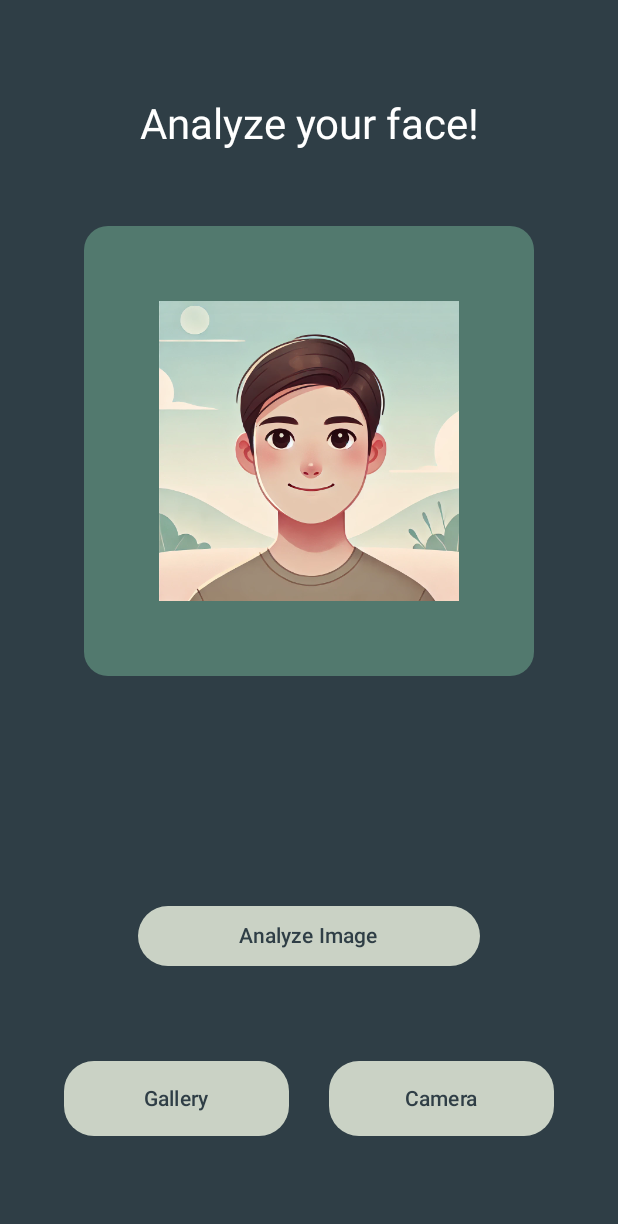
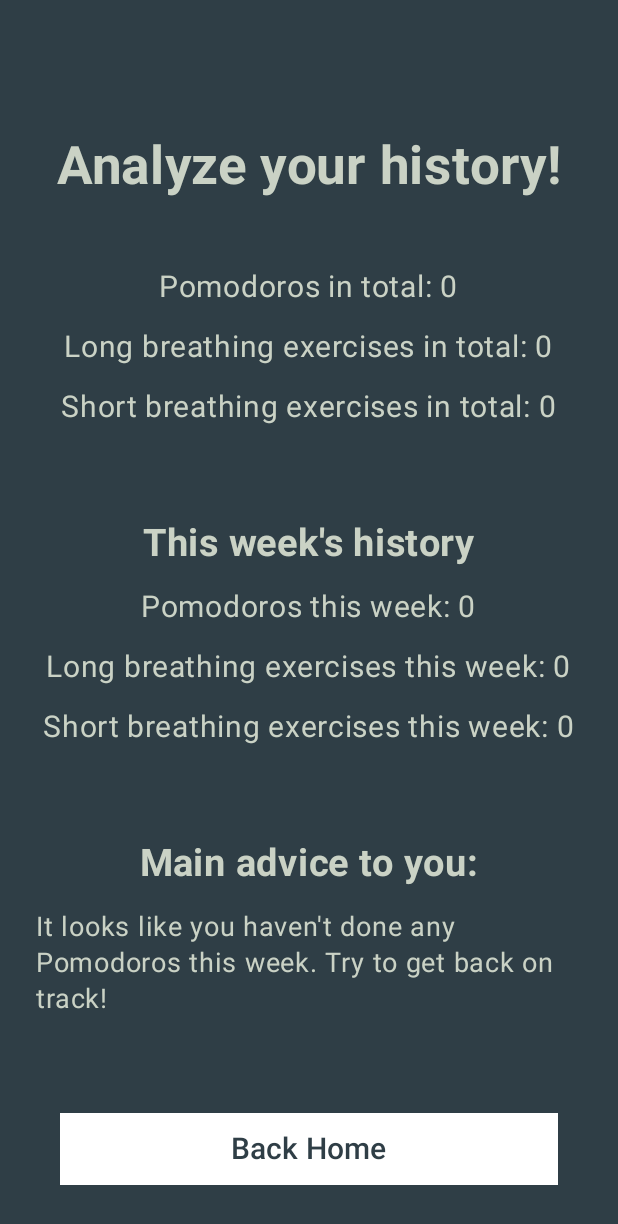
Before and after one commit to lukaszdoesthecode/PomodoroApp, an Android app built with Jetpack Compose: the HomeActivity screen opened directly, with no data from a screen before it, after a tap on "Data Analysis", on a phone screen of 412 x 824 dp. Shown: the top 1224 px of the screen. Run offline under Robolectric (Android 15) with nearby library versions, the phone set to English and light mode, and no system bars; our stand-ins replace Firebase (no records; nobody signed in at launch, a user with empty details on screens opened directly), livedata-compose.

Commit message:
History Analysis

```diff
--- a/app/src/main/AndroidManifest.xml
+++ b/app/src/main/AndroidManifest.xml
@@ -26,7 +26,7 @@
             android:name=".functionality.auth.ui.SignUpActivity"
             android:exported="false" />
         <activity
-            android:name=".functionality.auth.ui.FollowUpActivity"
+            android:name=".functionality.historyanalysis.ui.UserHistoryActivity"
             android:exported="false" />
         <activity
             android:name=".functionality.auth.ui.LoginActivity"
--- a/app/src/main/java/com/example/pomodojo/functionality/dashboard/screens/HomeScreen.kt
+++ b/app/src/main/java/com/example/pomodojo/functionality/dashboard/screens/HomeScreen.kt
@@ -31,6 +31,7 @@ import androidx.compose.ui.graphics.Color
 import com.airbnb.lottie.compose.*
 import com.example.pomodojo.core.utils.getConfigFromPreferences
 import com.example.pomodojo.core.utils.saveConfigToPreferences
+import com.example.pomodojo.functionality.historyanalysis.ui.UserHistoryActivity
 
 /**
  * Main composable function that displays the dashboard of the application.
@@ -79,8 +80,8 @@ fun MainScreen(
 
                 IconButton(
                     onClick = {
-                        viewModel.navigateToFaceScan()
-                        context.startActivity(Intent(context, FaceScan::class.java))
+                        viewModel.navigateToDataAnalysis()
+                        context.startActivity(Intent(context, UserHistoryActivity::class.java))
                     },
                     modifier = Modifier
                         .size(56.dp)
--- a/app/src/main/java/com/example/pomodojo/functionality/dashboard/ui/HomeActivity.kt
+++ b/app/src/main/java/com/example/pomodojo/functionality/dashboard/ui/HomeActivity.kt
@@ -13,6 +13,7 @@ import com.example.pomodojo.functionality.pomodoro.ui.WorkTimeActivity
 import com.example.pomodojo.functionality.dashboard.screens.MainScreen
 import com.example.pomodojo.functionality.dashboard.viewmodel.HomeViewModel
 import com.example.pomodojo.functionality.facescan.FaceScan
+import com.example.pomodojo.functionality.historyanalysis.ui.UserHistoryActivity
 
 /**
  * Activity that hosts the Home screen of the application.
@@ -43,7 +44,7 @@ class HomeActivity : ComponentActivity() {
         val errorMessage = viewModel.errorMessage.observeAsState()
 
         navigateToDataAnalysis.value?.let {
-            startActivity(Intent(this, FaceScan::class.java))
+            startActivity(Intent(this, UserHistoryActivity::class.java))
             finish()
             viewModel.resetNavigation()
         }
--- /dev/null
+++ b/app/src/main/java/com/example/pomodojo/functionality/historyanalysis/screen/UserHistoryScreen.kt
@@ -0,0 +1,145 @@
+package com.example.pomodojo.functionality.historyanalysis.screen
+
+import androidx.compose.foundation.layout.Arrangement
+import androidx.compose.foundation.layout.Column
+import androidx.compose.foundation.layout.Spacer
+import androidx.compose.foundation.layout.fillMaxSize
+import androidx.compose.foundation.layout.fillMaxWidth
+import androidx.compose.foundation.layout.height
+import androidx.compose.foundation.layout.padding
+import androidx.compose.material3.Button
+import androidx.compose.material3.ButtonDefaults
+import androidx.compose.material3.Surface
+import androidx.compose.material3.Text
+import androidx.compose.runtime.Composable
+import androidx.compose.runtime.collectAsState
+import androidx.compose.runtime.getValue
+import androidx.compose.ui.Alignment
+import androidx.compose.ui.Modifier
+import androidx.compose.ui.graphics.Color
+import androidx.compose.ui.graphics.RectangleShape
+import androidx.compose.ui.text.font.FontWeight
+import androidx.compose.ui.unit.dp
+import androidx.compose.ui.unit.sp
+import com.example.pomodojo.functionality.historyanalysis.viewmodel.UserHistoryViewModel
+import com.example.pomodojo.functionality.historyanalysis.viewmodel.generateAdvice
+import com.example.pomodojo.ui.theme.Primary
+import com.example.pomodojo.ui.theme.White
+
+/**
+ * Composable function that displays the user's Pomodoro history and advice.
+ *
+ * @param viewModel The ViewModel providing user history data.
+ *
+ * This function observes the user's total and weekly Pomodoro, long breathing exercises,
+ * and short breathing exercises counts, displaying them on the screen. It also provides
+ * personalized advice based on the user's activity.
+ */
+
+
+@Composable
+fun UserHistoryScreen(viewModel: UserHistoryViewModel) {
+
+    val pomodoros by viewModel.totalPomodoros.collectAsState()
+    val longExercises by viewModel.totalLongExercises.collectAsState()
+    val shortExercises by viewModel.totalShortExercises.collectAsState()
+
+    val weeklyPomodoros by viewModel.weeklyPomodoros.collectAsState()
+    val weeklyLongExercises by viewModel.weeklyLongExercises.collectAsState()
+    val weeklyShortExercises by viewModel.weeklyShortExercises.collectAsState()
+
+    Surface(
+        modifier = Modifier.fillMaxSize(),
+        color = Color(0xFF2F3E46)
+    ) {
+        Column(
+            modifier = Modifier
+                .padding(24.dp)
+                .fillMaxSize(),
+            horizontalAlignment = Alignment.CenterHorizontally,
+            verticalArrangement = Arrangement.spacedBy(16.dp)
+        ) {
+            Spacer(modifier = Modifier.height(50.dp))
+            Text(
+                text = "Analyze your history!",
+                fontSize = 35.sp,
+                fontWeight = FontWeight.Bold,
+                color = Color(0xFFCAD2C5)
+            )
+            Spacer(modifier = Modifier.height(16.dp))
+
+            Text(
+                text = "Pomodoros in total: $pomodoros",
+                fontSize = 20.sp,
+                color = Color(0xFFCAD2C5)
+            )
+            Text(
+                text = "Long breathing exercises in total: $longExercises",
+                fontSize = 20.sp,
+                color = Color(0xFFCAD2C5)
+            )
+            Text(
+                text = "Short breathing exercises in total: $shortExercises",
+                fontSize = 20.sp,
+                color = Color(0xFFCAD2C5)
+            )
+
+            Spacer(modifier = Modifier.height(32.dp))
+
+            Text(
+                text = "This week's history",
+                fontSize = 25.sp,
+                fontWeight = FontWeight.Bold,
+                color = Color(0xFFCAD2C5)
+            )
+
+            Text(
+                text = "Pomodoros this week: $weeklyPomodoros",
+                fontSize = 20.sp,
+                color = Color(0xFFCAD2C5)
+            )
+            Text(
+                text = "Long breathing exercises this week: $weeklyLongExercises",
+                fontSize = 20.sp,
+                color = Color(0xFFCAD2C5)
+            )
+            Text(
+                text = "Short breathing exercises this week: $weeklyShortExercises",
+                fontSize = 20.sp,
+                color = Color(0xFFCAD2C5)
+            )
+
+            Spacer(modifier = Modifier.height(32.dp))
+
+            // Advice Section
+            Text(
+                text = "Main advice to you:",
+                fontSize = 25.sp,
+                fontWeight = FontWeight.Bold,
+                color = Color(0xFFCAD2C5)
+            )
+            val advice = generateAdvice(pomodoros, longExercises, shortExercises, weeklyPomodoros, weeklyLongExercises, weeklyShortExercises)
+            advice.forEach { text ->
+                Text(
+                    text = text,
+                    fontSize = 18.sp,
+                    color = Color(0xFFCAD2C5)
+                )
+            }
+
+            Spacer(modifier = Modifier.height(32.dp))
+
+            Button(
+                onClick = { viewModel.navigateToHome() },
+                modifier = Modifier
+                    .fillMaxWidth()
+                    .padding(horizontal = 16.dp)
+                    .height(48.dp),
+                shape = RectangleShape,
+                colors = ButtonDefaults.buttonColors(containerColor = White)
+            ) {
+                Text("Back Home", fontSize = 20.sp, color = Primary)
+            }
+        }
+    }
+}
--- /dev/null
+++ b/app/src/main/java/com/example/pomodojo/functionality/historyanalysis/ui/UserHistoryActivity.kt
@@ -0,0 +1,38 @@
+package com.example.pomodojo.functionality.historyanalysis.ui
+import android.content.Intent
+import android.os.Bundle
+import androidx.activity.ComponentActivity
+import androidx.activity.compose.setContent
+import androidx.compose.material3.MaterialTheme
+import androidx.compose.material3.Surface
+import androidx.compose.runtime.Composable
+import androidx.compose.runtime.livedata.observeAsState
+import androidx.lifecycle.viewmodel.compose.viewModel
+import com.example.pomodojo.functionality.dashboard.ui.HomeActivity
+import com.example.pomodojo.functionality.historyanalysis.screen.UserHistoryScreen
+import com.example.pomodojo.functionality.historyanalysis.viewmodel.UserHistoryViewModel
+
+class UserHistoryActivity : ComponentActivity() {
+    override fun onCreate(savedInstanceState: Bundle?) {
+        super.onCreate(savedInstanceState)
+        setContent{
+            MaterialTheme {
+            Surface {
+                HistoryScreenWithViewModel()
+            }
+        }
+    }
+    }
+
+    @Composable
+    fun HistoryScreenWithViewModel(viewModel: UserHistoryViewModel = viewModel()){
+        val navigateToHome = viewModel.navigateToHome.observeAsState()
+
+        navigateToHome.value?.let {
+            startActivity(Intent(this, HomeActivity::class.java))
+            finish()
+            viewModel.resetNavigation()
+        }
+        UserHistoryScreen(viewModel = viewModel)
+    }
+}
--- /dev/null
+++ b/app/src/main/java/com/example/pomodojo/functionality/historyanalysis/viewmodel/UserHistoryViewModel.kt
@@ -0,0 +1,219 @@
+package com.example.pomodojo.functionality.historyanalysis.viewmodel
+import androidx.lifecycle.LiveData
+import androidx.lifecycle.MutableLiveData
+import androidx.lifecycle.ViewModel
+import androidx.lifecycle.viewModelScope
+import com.google.firebase.auth.FirebaseAuth
+import com.google.firebase.firestore.FirebaseFirestore
+import kotlinx.coroutines.flow.MutableStateFlow
+import kotlinx.coroutines.flow.StateFlow
+import kotlinx.coroutines.launch
+import java.util.*
+
+class UserHistoryViewModel : ViewModel() {
+
+    private val db = FirebaseFirestore.getInstance()
+    private val userId = FirebaseAuth.getInstance().currentUser?.uid
+
+    val _totalPomodoros = MutableStateFlow(0)
+    val totalPomodoros: StateFlow<Int> = _totalPomodoros
+
+    val _totalLongExercises = MutableStateFlow(0)
+    val totalLongExercises: StateFlow<Int> = _totalLongExercises
+
+    val _totalShortExercises = MutableStateFlow(0)
+    val totalShortExercises: StateFlow<Int> = _totalShortExercises
+
+    val _weeklyPomodoros = MutableStateFlow(0)
+    val weeklyPomodoros: StateFlow<Int> = _weeklyPomodoros
+
+    val _weeklyLongExercises = MutableStateFlow(0)
+    val weeklyLongExercises: StateFlow<Int> = _weeklyLongExercises
+
+    val _weeklyShortExercises = MutableStateFlow(0)
+    val weeklyShortExercises: StateFlow<Int> = _weeklyShortExercises
+
+    private val _navigateToHome = MutableLiveData<Boolean?>(null)
+    val navigateToHome: LiveData<Boolean?> = _navigateToHome
+
+    private val _errorMessage = MutableLiveData<Pair<String, String>?>(null)
+    val errorMessage: LiveData<Pair<String, String>?> = _errorMessage
+
+    /**
+     * Navigates to the Data Analysis screen.
+     */
+    fun navigateToHome() {
+        viewModelScope.launch {
+            try {
+                _navigateToHome.value = true
+            } catch (e: Exception) {
+                _errorMessage.value = Pair("Navigation Error", e.message ?: "Unknown error")
+            }
+        }
+    }
+
+    /**
+     *Reset the Navigation.
+     */
+    fun resetNavigation() {
+        viewModelScope.launch {
+            try {
+                _navigateToHome.value = null
+            } catch (e: Exception) {
+                _errorMessage.value = Pair("Reset Error", e.message ?: "Unknown error")
+            }
+        }
+    }
+
+    //TODO connect and test
+    /**
+     * Loads the user's Pomodoro history from the Firestore database.
+     *
+     * This function retrieves the total and weekly counts of completed Pomodoros, long breathing exercises,
+     * and short breathing exercises from the user's Firestore collection. The data is then used to update
+     * corresponding state flows to reflect the user's progress and activity.
+     *
+     * The function performs the following tasks:
+     * - Connects to Firestore and accesses the current user's Pomodoro data.
+     * - Iterates through the user's records to calculate:
+     *   - Total Pomodoros completed.
+     *   - Total long breathing exercises completed.
+     *   - Total short breathing exercises completed.
+     *   - Weekly Pomodoros completed in the last 7 days.
+     *   - Weekly long breathing exercises completed in the last 7 days.
+     *   - Weekly short breathing exercises completed in the last 7 days.
+     * - Updates the ViewModel's state flows with the calculated values.
+     *
+     * The function handles both success and failure cases when fetching data from Firestore:
+     * - On success: Updates the state flows with the aggregated data.
+     * - On failure: Handles any errors that occur during data retrieval.
+     *
+     * Preconditions:
+     * - The user must be logged in, and a valid user ID must be available.
+     **/
+    fun loadUserHistory() {
+        viewModelScope.launch {
+            if (userId != null) {
+                val userDocRef = db.collection("Users").document(userId).collection("Pomodoros")
+                userDocRef.get()
+                    .addOnSuccessListener { documents ->
+                        var pomodorosCount = 0
+                        var longExercisesCount = 0
+                        var shortExercisesCount = 0
+
+                        var weeklyPomodorosCount = 0
+                        var weeklyLongExercisesCount = 0
+                        var weeklyShortExercisesCount = 0
+
+                        val oneWeekAgo = Calendar.getInstance().apply {
+                            add(Calendar.DATE, -7)
+                        }.time
+
+                        for (doc in documents) {
+                            val timestamp = doc.getDate("timestamp") ?: continue
+                            val pomodoroCount = doc.getLong("pomodoroCount")?.toInt() ?: 0
+                            val longExercises = doc.getLong("longExercises")?.toInt() ?: 0
+                            val shortExercises = doc.getLong("shortExercises")?.toInt() ?: 0
+
+                            pomodorosCount += pomodoroCount
+                            longExercisesCount += longExercises
+                            shortExercisesCount += shortExercises
+
+                            if (timestamp.after(oneWeekAgo)) {
+                                weeklyPomodorosCount += pomodoroCount
+                                weeklyLongExercisesCount += longExercises
+                                weeklyShortExercisesCount += shortExercises
+                            }
+                        }
+
+                        _totalPomodoros.value = pomodorosCount
+                        _totalLongExercises.value = longExercisesCount
+                        _totalShortExercises.value = shortExercisesCount
+                        _weeklyPomodoros.value = weeklyPomodorosCount
+                        _weeklyLongExercises.value = weeklyLongExercisesCount
+                        _weeklyShortExercises.value = weeklyShortExercisesCount
+                    }
+                    .addOnFailureListener {
+                        // Handle failure
+                    }
+            }
+        }
+    }
+}
+
+
+/**
+ * Generates personalized advice based on the user's Pomodoro and breathing exercise activity.
+ *
+ * @param totalPomodoros The total number of Pomodoros completed by the user.
+ * @param totalLongExercises The total number of long breathing exercises completed by the user.
+ * @param totalShortExercises The total number of short breathing exercises completed by the user.
+ * @param weeklyPomodoros The number of Pomodoros completed by the user in the past week.
+ * @param weeklyLongExercises The number of long breathing exercises completed by the user in the past week.
+ * @param weeklyShortExercises The number of short breathing exercises completed by the user in the past week.
+ * @return A list of advice strings tailored to the user's activity levels.
+ */
+fun generateAdvice(
+    totalPomodoros: Int,
+    totalLongExercises: Int,
+    totalShortExercises: Int,
+    weeklyPomodoros: Int,
+    weeklyLongExercises: Int,
+    weeklyShortExercises: Int
+): List<String> {
+    val advice = mutableListOf<String>()
+
+    if (totalPomodoros >= 0 && weeklyPomodoros == 0) {
+        advice.add("It looks like you haven't done any Pomodoros this week. Try to get back on track!")
+    }else{
+        if (weeklyPomodoros < 10) {
+            advice.add("Try to do more Pomodoros to boost your productivity. Aim for at least 10 sessions per week.")
+        } else if (weeklyPomodoros in 10..20) {
+            advice.add("Great job! You're keeping a consistent Pomodoro routine. Keep it up!")
+        } else {
+            advice.add("You're doing a lot of Pomodoros this week! Remember to take breaks to avoid burnout.")
+        }
+
+        if (totalPomodoros >= 100) {
+            advice.add("Wow! You've completed over 100 Pomodoros. Your dedication is impressive!")
+        } else if (totalPomodoros >= 50) {
+            advice.add("You've completed over 50 Pomodoros. Keep pushing toward your goals!")
+        } else {
+            advice.add("You're just getting started. Keep building your Pomodoro habit for long-term success.")
+        }
+
+        if (weeklyLongExercises < 3) {
+            advice.add("Consider doing more long breathing exercises to help you relax and recharge.")
+        } else if (weeklyLongExercises in 3..5) {
+            advice.add("You're doing a good amount of long breathing exercises. Keep maintaining this habit!")
+        } else {
+            advice.add("Great job on prioritizing relaxation with long breathing exercises. Your mental well-being will thank you!")
+        }
+
+        if (totalLongExercises >= 50) {
+            advice.add("You've completed over 50 long breathing exercises. That's a strong commitment to your well-being!")
+        } else if (totalLongExercises >= 20) {
+            advice.add("You're on your way to mastering long breathing exercises. Keep going!")
+        }
+
+        if (weeklyShortExercises < 5) {
+            advice.add("Try to incorporate more short breathing exercises into your routine to reduce daily stress.")
+        } else if (weeklyShortExercises in 5..10) {
+            advice.add("You're doing a good amount of short breathing exercises. Keep managing your stress effectively!")
+        } else {
+            advice.add("You're consistently doing short breathing exercises. Great job on managing your daily stress!")
+        }
+
+        if (weeklyPomodoros > weeklyLongExercises + weeklyShortExercises) {
+            advice.add("Balance your work and relaxation for better long-term productivity. Don't forget to take breaks!")
+        } else {
+            advice.add("You're maintaining a good balance between work and relaxation. Keep it up!")
+        }
+
+        if (weeklyPomodoros > 25) {
+            advice.add("You're doing a lot of work! Make sure to take enough breaks to avoid burnout.")
+        }
+    }
+
+    return advice
+}
```
